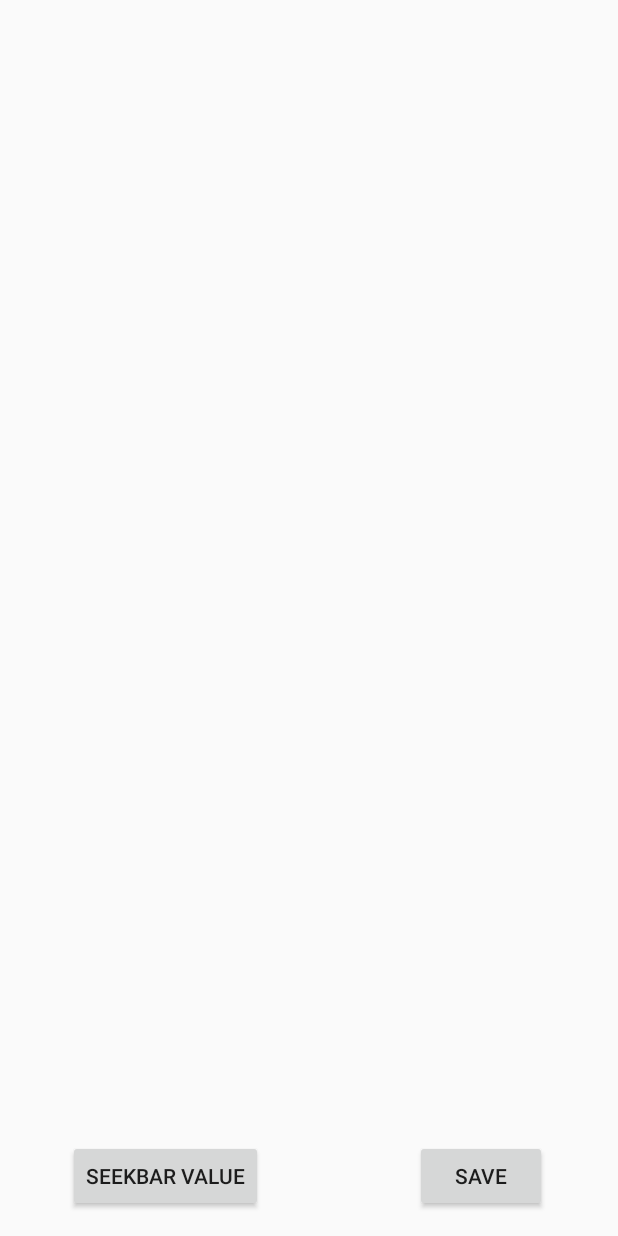
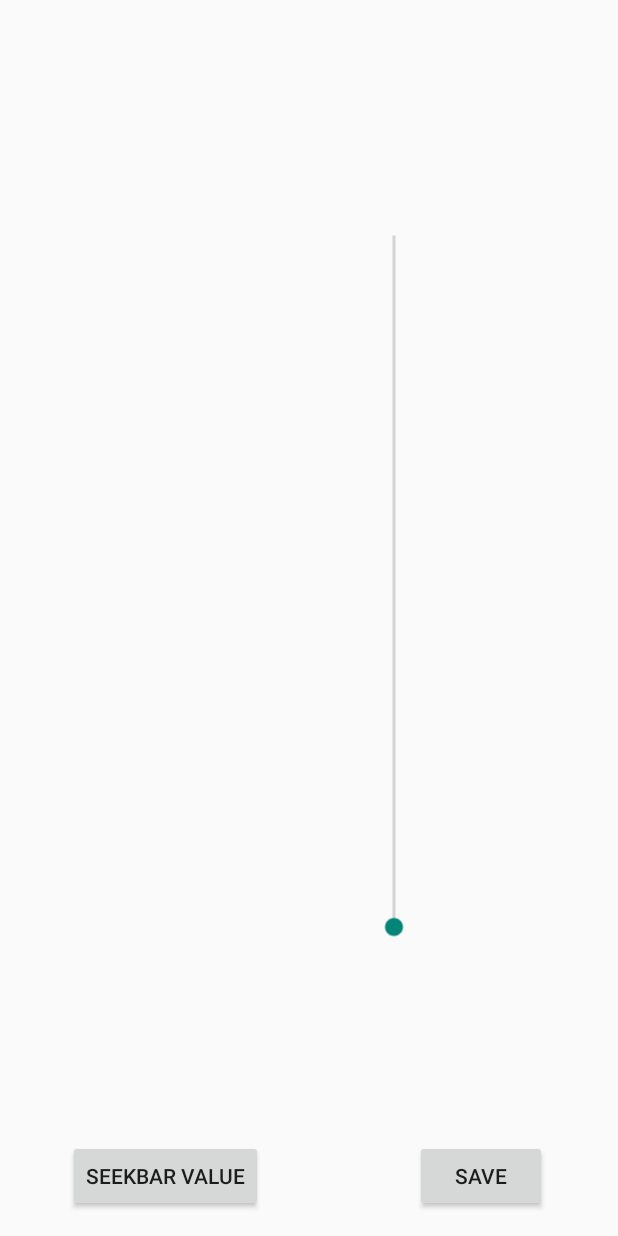
Before and after one commit to neblob/HctmmmmApplication, an Android app: the layout activity_show.xml on its own in the app's theme, with its tools: preview values and no code run, on a phone screen of 412 x 824 dp. Run offline under Robolectric (Android 15) with nearby library versions, the phone set to English and light mode, and no system bars.

Commit message:
seekbar value

```diff
--- a/app/build.gradle
+++ b/app/build.gradle
@@ -20,6 +20,6 @@ android {
 }
 
 dependencies {
-    compile fileTree(include: ['*.jar'], dir: 'libs')
+    compile fileTree(dir: 'libs', include: ['*.jar'])
     compile 'com.android.support:appcompat-v7:22.2.0'
 }
--- a/app/src/main/java/com/example/toshiba/hctmmmmapplication/ShowActivity.java
+++ b/app/src/main/java/com/example/toshiba/hctmmmmapplication/ShowActivity.java
@@ -7,14 +7,19 @@ import android.media.ExifInterface;
 import android.net.Uri;
 import android.os.Bundle;
 import android.provider.MediaStore;
+import android.support.v4.widget.SlidingPaneLayout;
 import android.support.v7.app.AppCompatActivity;
+import android.view.ViewGroup;
+import android.widget.FrameLayout;
 import android.widget.ImageView;
+import android.widget.SeekBar;
 
 import java.io.IOException;
 
 public class ShowActivity extends AppCompatActivity {
 
     String capturedImageUri;
+    SeekBar sbScale;
 
     @Override
     protected void onCreate(Bundle savedInstanceState) {
@@ -33,6 +38,10 @@ public class ShowActivity extends AppCompatActivity {
         } catch (IOException e) {
             e.printStackTrace();
         }
+
+        sbScale = (SeekBar) findViewById(R.id.sbScale);
+        FrameLayout.MarginLayoutParams lp = new FrameLayout.MarginLayoutParams(image.getWidth(), FrameLayout.LayoutParams.WRAP_CONTENT);
+        sbScale.setLayoutParams(lp);
     }
 
     private void getIntentFromOtherActivity() {
--- a/app/src/main/res/layout/activity_show.xml
+++ b/app/src/main/res/layout/activity_show.xml
@@ -25,12 +25,28 @@
         android:layout_alignParentEnd="true"
         android:layout_marginEnd="31dp" />
 
-    <ImageView
-        android:layout_width="wrap_content"
-        android:layout_height="wrap_content"
-        android:id="@+id/ivCapturedImage"
-        android:layout_alignParentEnd="true"
+    <FrameLayout
+        android:layout_width="match_parent"
+        android:layout_height="match_parent"
         android:layout_alignParentTop="true"
         android:layout_alignParentStart="true"
-        android:layout_above="@+id/button" />
+        android:layout_above="@+id/button"
+        android:layout_alignParentEnd="true">
+
+        <ImageView
+            android:layout_width="match_parent"
+            android:layout_height="match_parent"
+            android:id="@+id/ivCapturedImage"
+            android:layout_alignParentEnd="true"
+            android:layout_alignParentTop="true"
+            android:layout_alignParentStart="true"
+            android:layout_above="@+id/button" />
+
+        <SeekBar
+            android:layout_width="493dp"
+            android:layout_height="wrap_content"
+            android:id="@+id/sbScale"
+            android:layout_gravity="center_vertical"
+            android:rotation="270"/>
+    </FrameLayout>
 </RelativeLayout>
```
